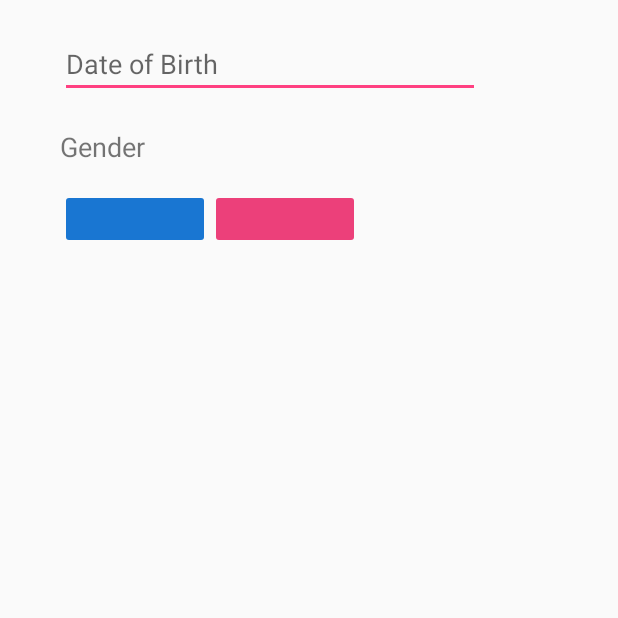
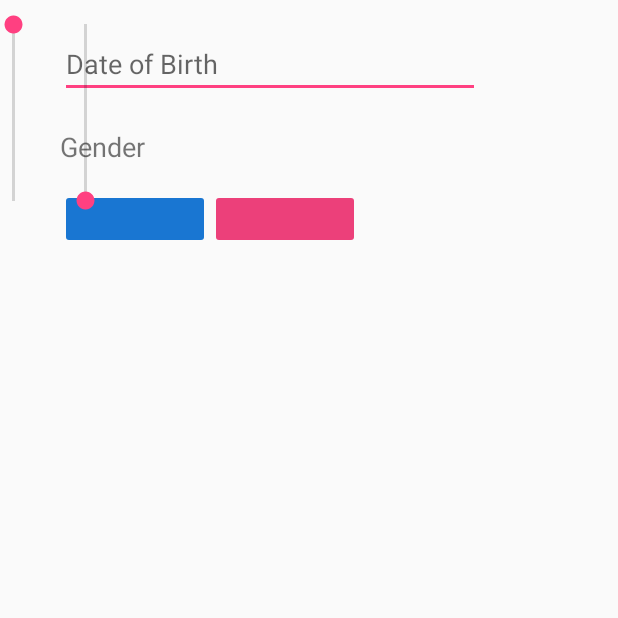
Before and after one commit to deceville/HeartBeat, an Android app: the DemographicsActivity screen opened directly, with no data from a screen before it, on a phone screen of 412 x 824 dp, the top half of it. Run offline under Robolectric (Android 15) with nearby library versions, the phone set to English and light mode, and no system bars.

Commit message:
Changes made to demographics interface

```diff
--- a/app/build.gradle
+++ b/app/build.gradle
@@ -2,7 +2,7 @@ apply plugin: 'com.android.application'
 
 android {
     compileSdkVersion 25
-    buildToolsVersion "26.0.0"
+    buildToolsVersion '26.0.2'
     defaultConfig {
         applicationId "capstone.heartbeat"
         minSdkVersion 21
--- /dev/null
+++ b/app/src/main/java/android/widget/VerticalSeekBar.java
@@ -0,0 +1,63 @@
+package android.widget;
+
+import android.content.Context;
+import android.graphics.Canvas;
+import android.util.AttributeSet;
+import android.util.Log;
+import android.view.MotionEvent;
+
+public class VerticalSeekBar extends android.support.v7.widget.AppCompatSeekBar {
+
+    public VerticalSeekBar(Context context) {
+        super(context);
+    }
+
+    public VerticalSeekBar(Context context, AttributeSet attrs, int defStyle) {
+        super(context, attrs, defStyle);
+    }
+
+    public VerticalSeekBar(Context context, AttributeSet attrs) {
+        super(context, attrs);
+    }
+
+    protected void onSizeChanged(int w, int h, int oldw, int oldh) {
+        super.onSizeChanged(h, w, oldh, oldw);
+    }
+
+    @Override
+    protected synchronized void onMeasure(int widthMeasureSpec, int heightMeasureSpec) {
+        super.onMeasure(heightMeasureSpec, widthMeasureSpec);
+        setMeasuredDimension(getMeasuredHeight(), getMeasuredWidth());
+    }
+
+    protected void onDraw(Canvas c) {
+        c.rotate(-90);
+        c.translate(-getHeight(),0);
+
+        super.onDraw(c);
+    }
+
+    @Override
+    public boolean onTouchEvent(MotionEvent event) {
+        if (!isEnabled()) {
+            return false;
+        }
+
+        switch (event.getAction()) {
+            case MotionEvent.ACTION_DOWN:
+            case MotionEvent.ACTION_MOVE:
+            case MotionEvent.ACTION_UP:
+            	int i=0;
+            	i=getMax() - (int) (getMax() * event.getY() / getHeight());
+                setProgress(i);
+                Log.i("Progress",getProgress()+"");
+                onSizeChanged(getWidth(), getHeight(), 0, 0);
+                break;
+
+            case MotionEvent.ACTION_CANCEL:
+                break;
+        }
+        return true;
+    }
+
+}
--- /dev/null
+++ b/app/src/main/java/android/widget/VerticalSeekBar_Reverse.java
@@ -0,0 +1,63 @@
+package android.widget;
+
+import android.content.Context;
+import android.graphics.Canvas;
+import android.util.AttributeSet;
+import android.util.Log;
+import android.view.MotionEvent;
+
+public class VerticalSeekBar_Reverse extends android.support.v7.widget.AppCompatSeekBar {
+
+    public VerticalSeekBar_Reverse(Context context) {
+        super(context);
+    }
+
+    public VerticalSeekBar_Reverse(Context context, AttributeSet attrs, int defStyle) {
+        super(context, attrs, defStyle);
+    }
+
+    public VerticalSeekBar_Reverse(Context context, AttributeSet attrs) {
+        super(context, attrs);
+    }
+
+    protected void onSizeChanged(int w, int h, int oldw, int oldh) {
+        super.onSizeChanged(h, w, oldh, oldw);
+    }
+
+    @Override
+    protected synchronized void onMeasure(int widthMeasureSpec, int heightMeasureSpec) {
+        super.onMeasure(heightMeasureSpec, widthMeasureSpec);
+        setMeasuredDimension(getMeasuredHeight(), getMeasuredWidth());
+    }
+
+    protected void onDraw(Canvas c) {
+        c.rotate(90);
+        c.translate(0, -getWidth());
+
+        super.onDraw(c);
+    }
+
+    @Override
+    public boolean onTouchEvent(MotionEvent event) {
+        if (!isEnabled()) {
+            return false;
+        }
+
+        switch (event.getAction()) {
+            case MotionEvent.ACTION_DOWN:
+            case MotionEvent.ACTION_MOVE:
+            case MotionEvent.ACTION_UP:
+            	int i=0;
+            	i=getMax() - (int) (getMax() * event.getY() / getHeight());
+                setProgress(100-i);
+                Log.i("Progress",getProgress()+"");
+                onSizeChanged(getWidth(), getHeight(), 0, 0);
+                break;
+
+            case MotionEvent.ACTION_CANCEL:
+                break;
+        }
+        return true;
+    }
+
+}
--- a/app/src/main/java/capstone/heartbeat/DemographicsActivity.java
+++ b/app/src/main/java/capstone/heartbeat/DemographicsActivity.java
@@ -4,13 +4,71 @@ import android.support.v7.app.AppCompatActivity;
 import android.os.Bundle;
 import android.view.Menu;
 import android.view.MenuItem;
+import android.widget.SeekBar;
+import android.widget.SeekBar.OnSeekBarChangeListener;
+import android.widget.TextView;
+import android.widget.VerticalSeekBar;
+import android.widget.VerticalSeekBar_Reverse;
 
 public class DemographicsActivity extends AppCompatActivity {
+    VerticalSeekBar verticalSeekBar=null;
+    VerticalSeekBar_Reverse verticalSeekBar_Reverse=null;
+    TextView vsProgress,vs_reverseProgress=null;
 
     @Override
     protected void onCreate(Bundle savedInstanceState) {
         super.onCreate(savedInstanceState);
         setContentView(R.layout.activity_demographics1);
+
+        verticalSeekBar = (VerticalSeekBar)findViewById(R.id.vertical_Seekbar);
+        verticalSeekBar_Reverse = (VerticalSeekBar_Reverse)findViewById(R.id.seekbar_reverse);
+        vsProgress = (TextView)findViewById(R.id.vertical_sb_progresstext);
+        vs_reverseProgress = (TextView)findViewById(R.id.reverse_sb_progresstext);
+
+
+        verticalSeekBar.setOnSeekBarChangeListener(new OnSeekBarChangeListener() {
+
+            @Override
+            public void onStopTrackingTouch(SeekBar seekBar) {
+                // TODO Auto-generated method stub
+
+            }
+
+            @Override
+            public void onStartTrackingTouch(SeekBar seekBar) {
+                // TODO Auto-generated method stub
+
+            }
+
+            @Override
+            public void onProgressChanged(SeekBar seekBar, int progress,
+                                          boolean fromUser) {
+                vsProgress.setText(progress+"");
+
+            }
+        });
+
+        verticalSeekBar_Reverse.setOnSeekBarChangeListener(new OnSeekBarChangeListener() {
+
+            @Override
+            public void onStopTrackingTouch(SeekBar seekBar) {
+                // TODO Auto-generated method stub
+
+            }
+
+            @Override
+            public void onStartTrackingTouch(SeekBar seekBar) {
+                // TODO Auto-generated method stub
+
+            }
+
+            @Override
+            public void onProgressChanged(SeekBar seekBar, int progress,
+                                          boolean fromUser) {
+                vs_reverseProgress.setText(progress+"");
+
+            }
+        });
     }
 
     @Override
--- a/app/src/main/res/layout/activity_demographics1.xml
+++ b/app/src/main/res/layout/activity_demographics1.xml
@@ -46,7 +46,37 @@
         </LinearLayout>
     </LinearLayout>
 
-    <GridLayout
+    <LinearLayout
         android:layout_width="wrap_content"
-        android:layout_height="wrap_content"></GridLayout>
+        android:layout_height="wrap_content">
+
+        <android.widget.VerticalSeekBar_Reverse
+            android:id="@+id/seekbar_reverse"
+            android:layout_width="wrap_content"
+            android:layout_height="150dip"
+            android:layout_marginRight="30dip"
+            />
+
+        <TextView
+            android:id="@+id/reverse_sb_progresstext"
+            android:layout_width="wrap_content"
+            android:layout_height="wrap_content"
+            android:layout_below="@+id/seekbar_reverse"
+            android:gravity="center"/>
+
+        <android.widget.VerticalSeekBar
+            android:id="@+id/vertical_Seekbar"
+            android:layout_width="wrap_content"
+            android:layout_height="150dip"
+            android:layout_toRightOf="@+id/seekbar_reverse"/>
+
+        <TextView
+            android:id="@+id/vertical_sb_progresstext"
+            android:layout_width="wrap_content"
+            android:layout_toRightOf="@+id/seekbar_reverse"
+            android:layout_height="wrap_content"
+            android:gravity="center"
+            android:layout_below="@+id/vertical_Seekbar"/>
+
+    </LinearLayout>
 </RelativeLayout>
--- a/app/src/main/res/values/dimens.xml
+++ b/app/src/main/res/values/dimens.xml
@@ -14,4 +14,5 @@
     <dimen name="login_signup_width">280dp</dimen>
     <dimen name="nav_header_vertical_spacing">16dp</dimen>
     <dimen name="nav_header_height">160dp</dimen>
+    <dimen name="seekbar_thumb_width">25dp</dimen>
 </resources>
--- a/app/src/main/res/values/strings.xml
+++ b/app/src/main/res/values/strings.xml
@@ -1,4 +1,7 @@
 <resources>
+    <item name="visible" type="id"></item>
+    <item name="masked" type="id"></item>
+
     <string name="app_name">HeartBeat</string>
 
     <!-- Strings related to introductory pages -->
--- a/build.gradle
+++ b/build.gradle
@@ -5,7 +5,7 @@ buildscript {
         jcenter()
     }
     dependencies {
-        classpath 'com.android.tools.build:gradle:2.3.3'
+        classpath 'com.android.tools.build:gradle:3.0.0'
 
         // NOTE: Do not place your application dependencies here; they belong
         // in the individual module build.gradle files
```
Also changed, not shown: gradle/wrapper/gradle-wrapper.properties.
